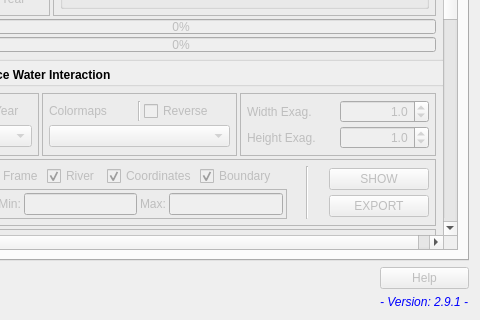
Above: QSWATMOD_dialog_base.ui from spark-hydro/qswatmod before the change; both pictures show x 198 to 678 and y 446 to 766 of the 678 by 766 pixel window. Below: the same form after it.
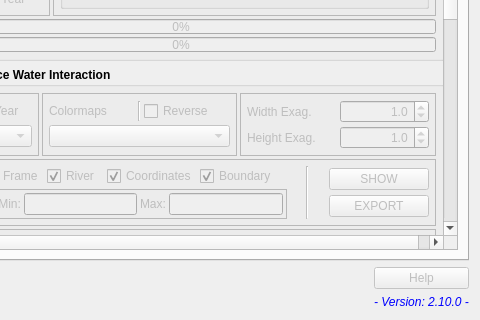
That is the form after the change. Icons and pictures are not drawn. Custom widgets are drawn as their Qt base class.

```diff
--- a/QSWATMOD_dialog_base.ui
+++ b/QSWATMOD_dialog_base.ui
@@ -7760,7 +7760,7 @@
           </font>
          </property>
          <property name="text">
-          <string>&lt;html&gt;&lt;head/&gt;&lt;body&gt;&lt;p&gt;&lt;span style=&quot; color:#0000ff;&quot;&gt;- Version: 2.9.1 -&lt;/span&gt;&lt;/p&gt;&lt;/body&gt;&lt;/html&gt;</string>
+          <string>&lt;html&gt;&lt;head/&gt;&lt;body&gt;&lt;p&gt;&lt;span style=&quot; color:#0000ff;&quot;&gt;- Version: 2.10.0 -&lt;/span&gt;&lt;/p&gt;&lt;/body&gt;&lt;/html&gt;</string>
          </property>
          <property name="alignment">
           <set>Qt::AlignBottom|Qt::AlignLeading|Qt::AlignLeft</set>
```
Left out of the diff: 2 changed lines with no effect on the pictures.
